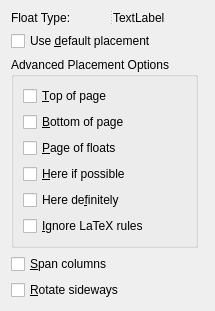
Qt form src/frontends/qt4/ui/FloatPlacementUi.ui (cburschka/lyx) before a commit.
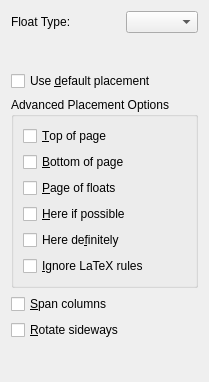
The same form after that commit.

Commit message:
* InsetFloat: - now accept a full parameter string at construction - LFUN_INSET_MODIFY now also interprets float type.
* FloatPlacement:
- The float type label is replace with a combo that can be used to
change the type.

What changed in the file:
```diff
--- a/src/frontends/qt4/ui/FloatPlacementUi.ui
+++ b/src/frontends/qt4/ui/FloatPlacementUi.ui
@@ -5,8 +5,8 @@
    <rect>
     <x>0</x>
     <y>0</y>
-    <width>203</width>
-    <height>295</height>
+    <width>207</width>
+    <height>382</height>
    </rect>
   </property>
   <property name="windowTitle">
@@ -23,14 +23,12 @@
        <string>Float Type:</string>
       </property>
      </widget>
-     <widget class="QLabel" name="floatType">
-      <property name="text">
-       <string>TextLabel</string>
-      </property>
-     </widget>
     </widget>
    </item>
-   <item row="1" column="0" colspan="2">
+   <item row="0" column="1">
+    <widget class="QComboBox" name="floatTypeCO"/>
+   </item>
+   <item row="1" column="1">
     <spacer name="spacer">
      <property name="orientation">
       <enum>Qt::Vertical</enum>
@@ -43,14 +41,14 @@
      </property>
     </spacer>
    </item>
-   <item row="2" column="0">
+   <item row="2" column="0" colspan="2">
     <widget class="QCheckBox" name="defaultsCB">
      <property name="text">
       <string>Use &amp;default placement</string>
      </property>
     </widget>
    </item>
-   <item row="3" column="0">
+   <item row="3" column="0" colspan="2">
     <widget class="QGroupBox" name="options">
      <property name="title">
       <string>Advanced Placement Options</string>
@@ -107,34 +105,34 @@
      </layout>
     </widget>
    </item>
-   <item row="3" column="1">
+   <item row="3" column="2">
     <spacer>
      <property name="orientation">
       <enum>Qt::Horizontal</enum>
      </property>
      <property name="sizeHint" stdset="0">
       <size>
-       <width>21</width>
+       <width>12</width>
        <height>20</height>
       </size>
      </property>
     </spacer>
    </item>
-   <item row="4" column="0">
+   <item row="4" column="0" colspan="2">
     <widget class="QCheckBox" name="spanCB">
      <property name="text">
       <string>&amp;Span columns</string>
      </property>
     </widget>
    </item>
-   <item row="5" column="0">
+   <item row="5" column="0" colspan="2">
     <widget class="QCheckBox" name="sidewaysCB">
      <property name="text">
       <string>&amp;Rotate sideways</string>
      </property>
     </widget>
    </item>
-   <item row="6" column="0">
+   <item row="6" column="1">
     <spacer>
      <property name="orientation">
       <enum>Qt::Vertical</enum>
```
Left out of the diff: 1 changed line with no effect on the pictures. The commit also changes 5 other files.
